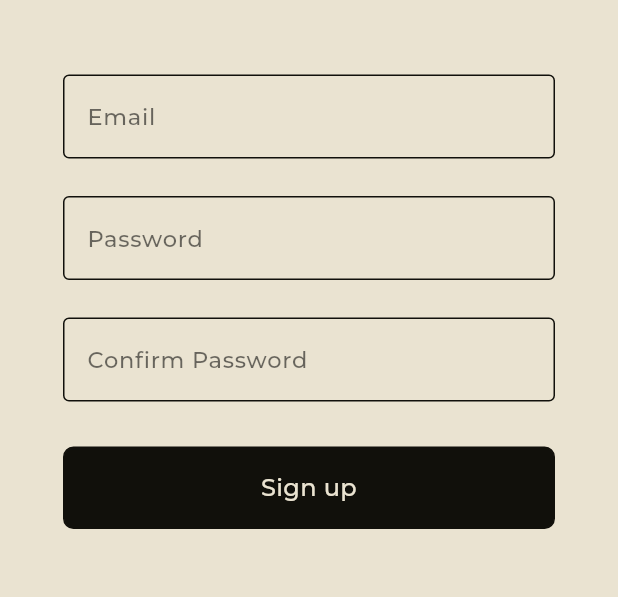
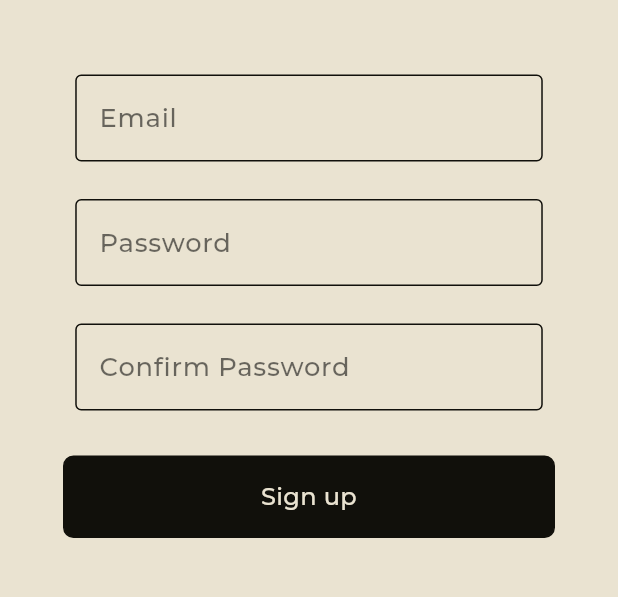
Before and after one commit to devdhan/Apollo, a Flutter app: the SignUp screen opened directly, on a phone screen of 412 x 824 dp, the part 356-953 px from its top. Run offline on Flutter 3.47's test engine with Material 3 defaults, Android fonts, the light colour scheme and no system bars; our stand-ins replace dio, flutter_screenutil, flutter_secure_storage; accounts and stored records are empty; project files that could hold a hidden picture were left out.

Commit message:
updating the ui

```diff
--- a/tutorials/lib/authentication/presentation/otp_screen.dart
+++ b/tutorials/lib/authentication/presentation/otp_screen.dart
@@ -1,8 +1,8 @@
 import 'dart:convert';
 import 'package:flutter/material.dart';
 import 'package:http/http.dart' as http;
-import 'package:tutorials/components/my_button.dart';
-import 'package:tutorials/components/otp_textfield_widget.dart';
+import 'package:tutorials/commons/my_button.dart';
+import 'package:tutorials/commons/otp_textfield_widget.dart';
 import 'package:tutorials/authentication/presentation/reset_password_two.dart';
 
 class OtpScreen extends StatefulWidget {
--- a/tutorials/lib/authentication/presentation/reset_password_one.dart
+++ b/tutorials/lib/authentication/presentation/reset_password_one.dart
@@ -1,8 +1,8 @@
 import 'dart:convert';
 import 'package:flutter/material.dart';
 import 'package:http/http.dart' as http;
-import 'package:tutorials/components/my_button.dart';
-import 'package:tutorials/components/my_textfield.dart';
+import 'package:tutorials/commons/my_button.dart';
+import 'package:tutorials/commons/my_textfield.dart';
 import 'package:tutorials/authentication/presentation/otp_screen.dart';
 
 class ResetPasswordOne extends StatefulWidget {
--- a/tutorials/lib/authentication/presentation/reset_password_two.dart
+++ b/tutorials/lib/authentication/presentation/reset_password_two.dart
@@ -1,8 +1,8 @@
 import 'dart:convert';
 import 'package:flutter/material.dart';
 import 'package:http/http.dart' as http;
-import 'package:tutorials/components/my_button.dart';
-import 'package:tutorials/components/my_textfield.dart';
+import 'package:tutorials/commons/my_button.dart';
+import 'package:tutorials/commons/my_textfield.dart';
 import 'package:tutorials/authentication/presentation/sign_in.dart';
 
 class ResetPasswordTwo extends StatefulWidget {
--- a/tutorials/lib/authentication/presentation/sign_in.dart
+++ b/tutorials/lib/authentication/presentation/sign_in.dart
@@ -1,6 +1,6 @@
 import 'package:flutter/material.dart';
-import 'package:tutorials/components/my_button.dart';
-import 'package:tutorials/components/my_textfield.dart';
+import 'package:tutorials/commons/my_button.dart';
+import 'package:tutorials/commons/my_textfield.dart';
 import 'package:tutorials/pages/chat_one.dart';
 import 'package:tutorials/authentication/presentation/reset_password_one.dart';
 import 'package:dio/dio.dart';
--- a/tutorials/lib/authentication/presentation/sign_up.dart
+++ b/tutorials/lib/authentication/presentation/sign_up.dart
@@ -1,8 +1,8 @@
 import 'dart:convert';
 import 'package:flutter/material.dart';
 import 'package:http/http.dart' as http;
-import 'package:tutorials/components/my_button.dart';
-import 'package:tutorials/components/my_textfield.dart';
+import 'package:tutorials/commons/my_button.dart';
+import 'package:tutorials/commons/my_textfield.dart';
 import 'package:tutorials/authentication/presentation/verify_email.dart';
 
 class SignUp extends StatefulWidget {
--- a/tutorials/lib/authentication/presentation/verify_email.dart
+++ b/tutorials/lib/authentication/presentation/verify_email.dart
@@ -1,5 +1,5 @@
 import 'package:flutter/material.dart';
-import 'package:tutorials/components/my_button.dart';
+import 'package:tutorials/commons/my_button.dart';
 import 'package:tutorials/pages/chat_one.dart';
 
 class VerifyEmail extends StatelessWidget {
--- a/tutorials/lib/authentication/presentation/welcome_screen.dart
+++ b/tutorials/lib/authentication/presentation/welcome_screen.dart
@@ -1,5 +1,5 @@
 import 'package:flutter/material.dart';
-import 'package:tutorials/components/my_button.dart';
+import 'package:tutorials/commons/my_button.dart';
 import 'package:tutorials/pages/guest_homepage.dart';
 import 'package:tutorials/authentication/presentation/sign_in.dart';
 import 'package:tutorials/authentication/presentation/sign_up.dart';
--- a/tutorials/lib/components/custom_drawer.dart
+++ b/tutorials/lib/commons/custom_drawer.dart
@@ -1,6 +1,6 @@
 import 'package:flutter/material.dart';
 import 'package:tutorials/pages/about_app.dart';
-import 'package:tutorials/components/logout_dialog.dart';
+import 'package:tutorials/commons/logout_dialog.dart';
 
 class CustomDrawer extends StatelessWidget {
   const CustomDrawer({super.key});
--- a/tutorials/lib/components/my_textfield.dart
+++ b/tutorials/lib/commons/my_textfield.dart
@@ -1,4 +1,5 @@
 import 'package:flutter/material.dart';
+import 'package:flutter_screenutil/flutter_screenutil.dart';
 
 class MyTextfield extends StatefulWidget {
   final TextEditingController controller;
@@ -46,7 +47,7 @@ class _MyTextfieldState extends State<MyTextfield> {
   @override
   Widget build(BuildContext context) {
     return Padding(
-      padding: const EdgeInsets.symmetric(horizontal: 42.0),
+      padding: EdgeInsets.symmetric(horizontal: 42.0.h),
       child: TextField(
         controller: widget.controller,
         obscureText: widget.isPassword ? _obscureText : widget.obscureText,
@@ -58,11 +59,11 @@ class _MyTextfieldState extends State<MyTextfield> {
             borderSide: BorderSide(color: Color(0xFF11100B)),
           ),
           hintText: widget.hintText,
-          hintStyle: const TextStyle(
+          hintStyle: TextStyle(
             fontFamily: 'Montserrat',
-            color: Color(0x8F000000),
+            color: const Color(0x8F000000),
             fontWeight: FontWeight.w500,
-            fontSize: 15,
+            fontSize: 15.sp,
           ),
           suffixIcon: widget.isPassword && _hasText
               ? IconButton(
--- a/tutorials/lib/components/otp_textfield_widget.dart
+++ b/tutorials/lib/commons/otp_textfield_widget.dart
@@ -1,5 +1,6 @@
 import 'package:flutter/material.dart';
 import 'package:flutter/services.dart';
+import 'package:flutter_screenutil/flutter_screenutil.dart';
 
 class OtpTextfieldWidget extends StatefulWidget {
   final Function(String) onCodeChanged; // Callback to pass OTP to parent
@@ -67,11 +68,11 @@ class CustomField extends StatelessWidget {
         ],
         decoration: InputDecoration(
           focusedBorder: OutlineInputBorder(
-            borderRadius: BorderRadius.circular(12),
+            borderRadius: BorderRadius.circular(12.r),
             borderSide: const BorderSide(color: Color(0xFF11100B)),
           ),
           enabledBorder: OutlineInputBorder(
-            borderRadius: BorderRadius.circular(12),
+            borderRadius: BorderRadius.circular(12.r),
             borderSide: const BorderSide(color: Color(0xFF11100B)),
           ),
         ),
--- a/tutorials/lib/pages/chat_one.dart
+++ b/tutorials/lib/pages/chat_one.dart
@@ -1,8 +1,8 @@
 import 'package:flutter/material.dart';
-import 'package:tutorials/components/bottom_textfield.dart';
-import 'package:tutorials/components/my_button.dart';
+import 'package:tutorials/commons/bottom_textfield.dart';
+import 'package:tutorials/commons/my_button.dart';
 import 'package:tutorials/pages/about_app.dart';
-import 'package:tutorials/components/custom_drawer.dart';
+import 'package:tutorials/commons/custom_drawer.dart';
 import 'package:tutorials/pages/chat_two.dart';
 //import 'package:tutorials/pages/search_history.dart';
 
--- a/tutorials/lib/pages/chat_two.dart
+++ b/tutorials/lib/pages/chat_two.dart
@@ -1,6 +1,6 @@
 import 'package:flutter/material.dart';
-import 'package:tutorials/components/bottom_textfield.dart';
-import 'package:tutorials/components/custom_drawer.dart';
+import 'package:tutorials/commons/bottom_textfield.dart';
+import 'package:tutorials/commons/custom_drawer.dart';
 import 'package:tutorials/pages/chat_one.dart';
 import 'package:tutorials/pages/about_app.dart';
 
--- a/tutorials/lib/pages/guest_chat.dart
+++ b/tutorials/lib/pages/guest_chat.dart
@@ -1,8 +1,8 @@
 import 'package:flutter/material.dart';
-import 'package:tutorials/components/logout_dialog.dart';
-import 'package:tutorials/components/my_button.dart';
+import 'package:tutorials/commons/logout_dialog.dart';
+import 'package:tutorials/commons/my_button.dart';
 import 'package:tutorials/pages/about_app.dart';
-import 'package:tutorials/components/bottom_textfield.dart';
+import 'package:tutorials/commons/bottom_textfield.dart';
 
 class GuestChat extends StatefulWidget {
   const GuestChat({super.key});
--- a/tutorials/lib/pages/guest_homepage.dart
+++ b/tutorials/lib/pages/guest_homepage.dart
@@ -1,5 +1,5 @@
 import 'package:flutter/material.dart';
-import 'package:tutorials/components/my_button.dart';
+import 'package:tutorials/commons/my_button.dart';
 import 'package:tutorials/pages/guest_chat.dart';
 
 class GuestHomepage extends StatelessWidget {
--- a/tutorials/pubspec.yaml
+++ b/tutorials/pubspec.yaml
@@ -31,6 +31,8 @@ dependencies:
   # The following adds the Cupertino Icons font to your application.
   # Use with the CupertinoIcons class for iOS style icons.
   cupertino_icons: ^1.0.6
+  flutter_screenutil: ^5.9.3
+  riverpod: ^2.6.1
 
 dev_dependencies:
   flutter_test:
```
Also changed, not shown: tutorials/lib/commons/bottom_textfield.dart (renamed from tutorials/lib/components/bottom_textfield.dart), tutorials/lib/commons/logout_dialog.dart (renamed from tutorials/lib/components/logout_dialog.dart), tutorials/lib/commons/my_button.dart (renamed from tutorials/lib/components/my_button.dart), tutorials/pubspec.lock.
